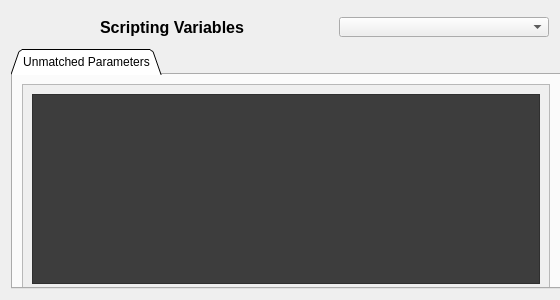
The window that src/ECM_gui/acs_dialog/widget_scripting_variables.ui (dmherrington/ECM-Control-System) describes before a commit, drawn with Qt 5.
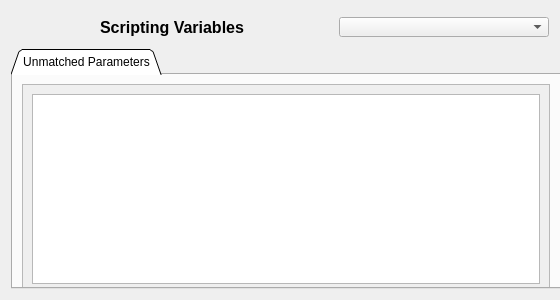
The same window after the commit.

Patch:
```diff
--- a/src/ECM_gui/acs_dialog/widget_scripting_variables.ui
+++ b/src/ECM_gui/acs_dialog/widget_scripting_variables.ui
@@ -88,11 +88,6 @@
 background-color:#149ED9;
 }
 
-QListWidget{
-background-color:#3d3d3d;
-color:#fff;
-}
-
 QMenu{
 background-color:#3d3d3d;
 }
```
